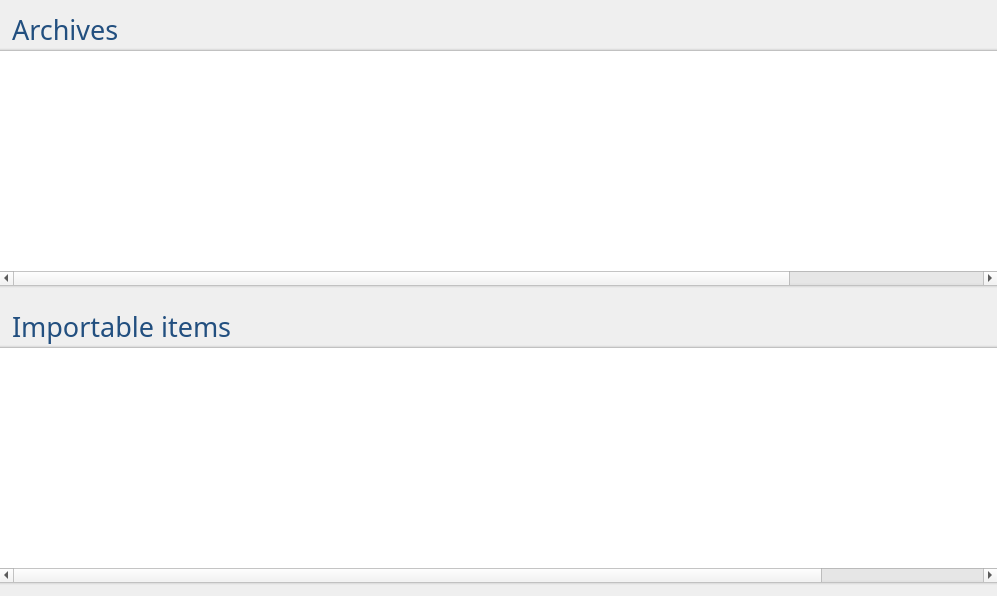
Qt form downloads/DownloadsWidget.ui (Komet/MediaElch) before a commit.
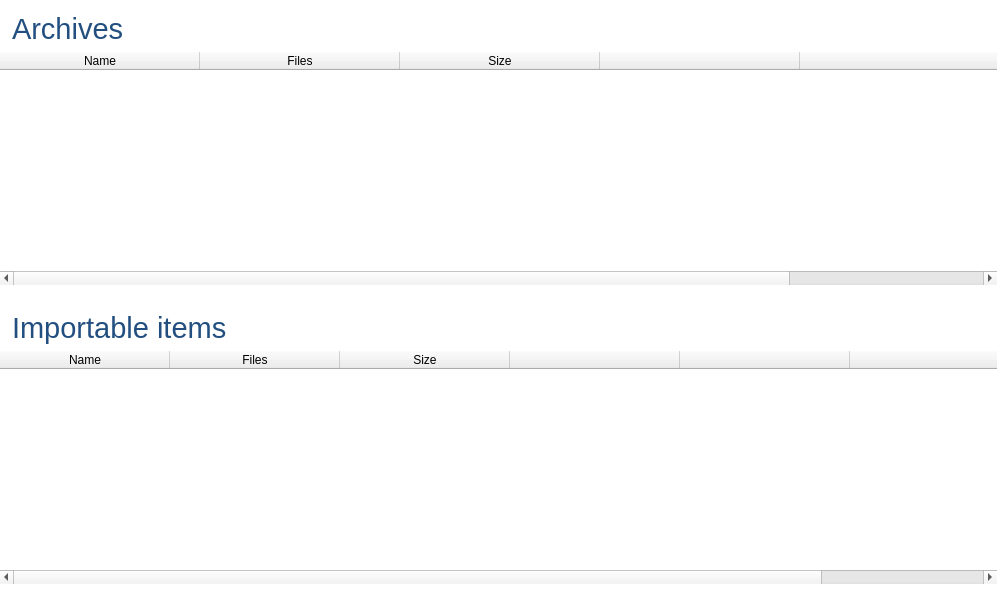
The same form after that commit.

Commit message: Completed layout changes

Patch:
```diff
--- a/downloads/DownloadsWidget.ui
+++ b/downloads/DownloadsWidget.ui
@@ -14,56 +14,48 @@
    <string>Form</string>
   </property>
   <property name="styleSheet">
-   <string notr="true">QHeaderView::section {
-    background-color: #f9f9f9;
-    color: rgb(27, 105, 165);
-    border: none;
-    border-left: 1px solid #f0f0f0;
-    font-weight: normal;
-    font-size: 12pt;
-    padding-top: 4px;
-    padding-bottom: 4px;
-    margin-top: 1px;
-    margin-bottom: 1px;
-}
-
-QHeaderView::section:first {
-    border: none;
-}
-
-QHeaderView::section:checked
-{
+   <string notr="true">#widget {
+	background-color: #ffffff;
 }
 
 #tableImports, #tablePackages {
-	alternate-background-color: rgb(243, 246, 250);
-    border: none;
 	font-size: 11px;
-	border-top: 3px solid;
-	border-bottom: 3px solid;
-	border-top-color: qlineargradient(spread:pad, x1:1, y1:1, x2:1, y2:0, stop:0 rgba(100, 100, 100, 255), stop:0.2 rgba(100, 100, 100, 50), stop:1 rgba(255, 255, 255, 0));
-	border-bottom-color: qlineargradient(spread:pad, x1:1, y1:0, x2:1, y2:1, stop:0 rgba(100, 100, 100, 255), stop:0.2 rgba(100, 100, 100, 50), stop:1 rgba(255, 255, 255, 0));
-	selection-background-color: qlineargradient(spread:pad, x1:0, y1:0, x2:0, y2:1, stop:0 #4185b6, stop:1 #1b6aa5);
-	color: #395265;
-}
-</string>
+}</string>
   </property>
   <layout class="QVBoxLayout" name="verticalLayout">
-   <property name="spacing">
+   <property name="leftMargin">
     <number>0</number>
    </property>
+   <property name="topMargin">
+    <number>0</number>
+   </property>
+   <property name="rightMargin">
+    <number>0</number>
+   </property>
+   <property name="bottomMargin">
+    <number>0</number>
+   </property>
+   <item>
+    <widget class="QWidget" name="widget" native="true">
+     <layout class="QVBoxLayout" name="verticalLayout_2">
    <property name="leftMargin">
     <number>0</number>
    </property>
+      <property name="topMargin">
+       <number>12</number>
+      </property>
    <property name="rightMargin">
     <number>0</number>
    </property>
+      <property name="bottomMargin">
+       <number>12</number>
+      </property>
    <item>
     <widget class="QLabel" name="labelArchives">
      <property name="font">
       <font>
-       <family>Pathway Gothic One</family>
-       <pointsize>20</pointsize>
+          <family>Helvetica Neue</family>
+          <pointsize>22</pointsize>
       </font>
      </property>
      <property name="styleSheet">
@@ -102,7 +94,7 @@
       <bool>true</bool>
      </property>
      <attribute name="horizontalHeaderVisible">
-      <bool>false</bool>
+         <bool>true</bool>
      </attribute>
      <attribute name="horizontalHeaderDefaultSectionSize">
       <number>200</number>
@@ -157,8 +149,8 @@
     <widget class="QLabel" name="labelImportable">
      <property name="font">
       <font>
-       <family>Pathway Gothic One</family>
-       <pointsize>20</pointsize>
+          <family>Helvetica Neue</family>
+          <pointsize>22</pointsize>
       </font>
      </property>
      <property name="styleSheet">
@@ -197,7 +189,7 @@
       <bool>true</bool>
      </property>
      <attribute name="horizontalHeaderVisible">
-      <bool>false</bool>
+         <bool>true</bool>
      </attribute>
      <attribute name="horizontalHeaderDefaultSectionSize">
       <number>170</number>
@@ -235,6 +227,9 @@
        <string/>
       </property>
      </column>
+       </widget>
+      </item>
+     </layout>
     </widget>
    </item>
   </layout>
```
Lines whose indentation alone changed are shown as unchanged. The commit also changes 32 other files.
